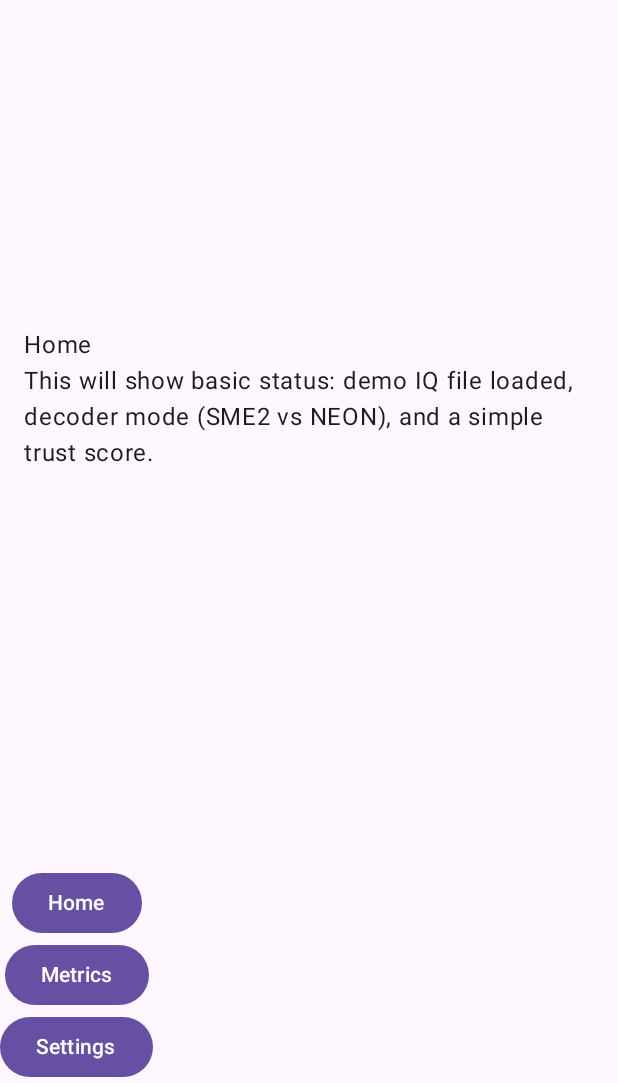
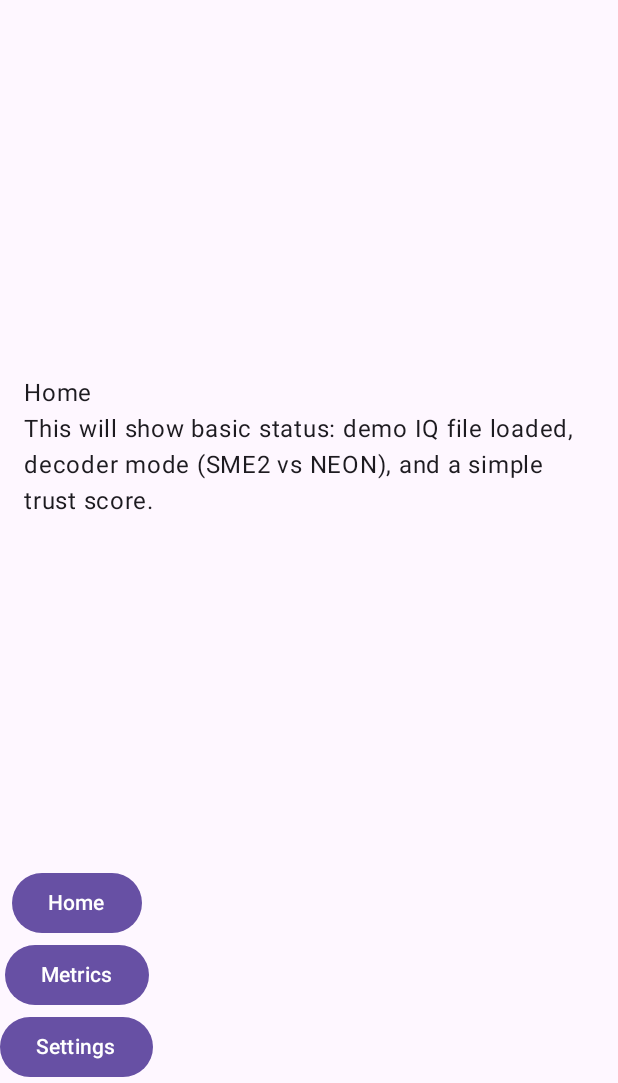
Before and after one commit to sylvesterkaczmarek/satcom-fec-trust-lab, an Android app built with Jetpack Compose: the screen it shows after launch (MainActivity), on a phone screen of 412 x 824 dp, the part 153-1236 px from its top. Run offline under Robolectric (Android 15) with nearby library versions, the phone set to English and light mode, and no system bars; 1 statement that could not run was skipped.

Commit message:
Update Kotlin compiler extension version to 1.5.8 in build.gradle.kts and add padding to the MainActivity layout for improved UI spacing.

```diff
--- a/app/build.gradle.kts
+++ b/app/build.gradle.kts
@@ -36,7 +36,7 @@ android {
     }
 
     composeOptions {
-        kotlinCompilerExtensionVersion = "1.5.3"
+        kotlinCompilerExtensionVersion = "1.5.8"
     }
 
     // Force Java 17 for Java compilation
--- a/app/src/main/java/com/sylvesterkaczmarek/satcomfec/MainActivity.kt
+++ b/app/src/main/java/com/sylvesterkaczmarek/satcomfec/MainActivity.kt
@@ -6,6 +6,7 @@ import androidx.activity.compose.setContent
 import androidx.compose.foundation.layout.Arrangement
 import androidx.compose.foundation.layout.Column
 import androidx.compose.foundation.layout.fillMaxSize
+import androidx.compose.foundation.layout.padding
 import androidx.compose.material3.Button
 import androidx.compose.material3.MaterialTheme
 import androidx.compose.material3.Scaffold
@@ -55,10 +56,11 @@ private fun SatcomFecApp() {
                     }
                 )
             },
-            content = { paddingValues ->
+            content = { padding ->
                 Column(
                     modifier = Modifier
-                        .fillMaxSize(),
+                        .fillMaxSize()
+                        .padding(padding),
                     verticalArrangement = Arrangement.SpaceBetween
                 ) {
                     Column(
```
